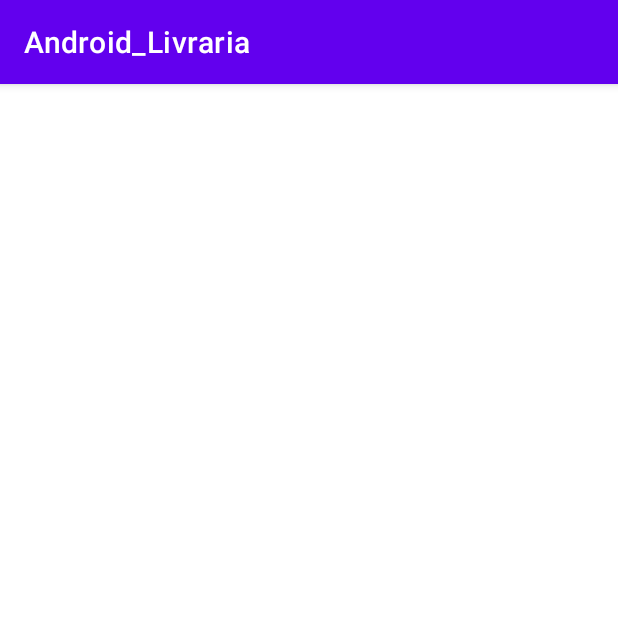
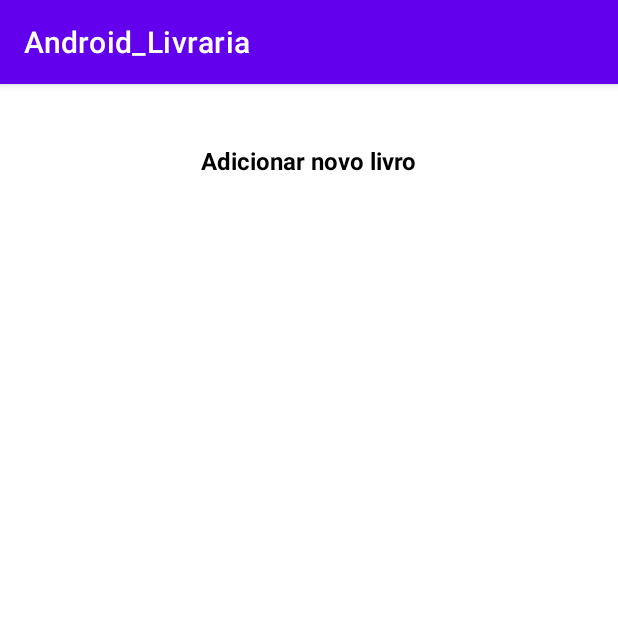
Before and after one commit to pessotticamilly/Android_Livraria, an Android app: the MainActivity03 screen opened directly, with no data from a screen before it, on a phone screen of 412 x 824 dp, the top half of it. Run offline under Robolectric (Android 15) with nearby library versions, the phone set to English and light mode, and no system bars.

Commit message:
Update activity_main03.xml

```diff
--- a/app/src/main/res/layout/activity_main03.xml
+++ b/app/src/main/res/layout/activity_main03.xml
@@ -1,6 +1,20 @@
 <?xml version="1.0" encoding="utf-8"?>
 <androidx.constraintlayout.widget.ConstraintLayout xmlns:android="http://schemas.android.com/apk/res/android"
+    xmlns:app="http://schemas.android.com/apk/res-auto"
+    xmlns:tools="http://schemas.android.com/tools"
     android:layout_width="match_parent"
     android:layout_height="match_parent">
 
+    <TextView
+        android:id="@+id/titulo"
+        android:layout_width="wrap_content"
+        android:layout_height="wrap_content"
+        android:layout_marginTop="40dp"
+        android:text="Adicionar novo livro"
+        android:textSize="16dp"
+        android:textStyle="bold"
+        android:textColor="#000"
+        app:layout_constraintEnd_toEndOf="parent"
+        app:layout_constraintStart_toStartOf="parent"
+        app:layout_constraintTop_toTopOf="parent" />
 </androidx.constraintlayout.widget.ConstraintLayout>
```
